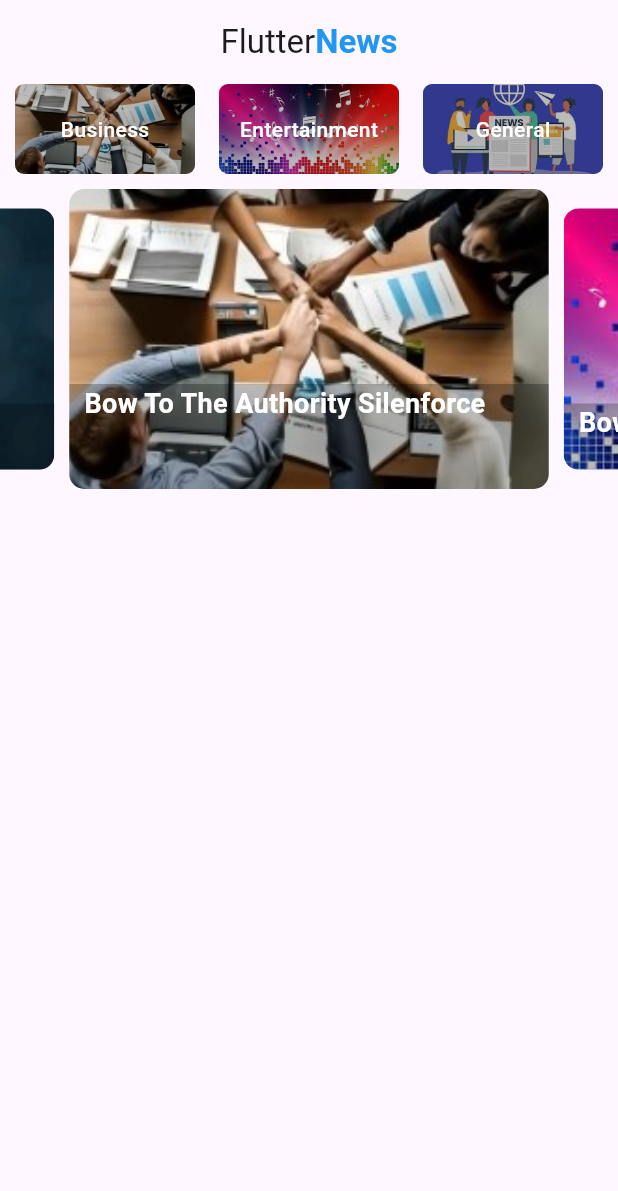
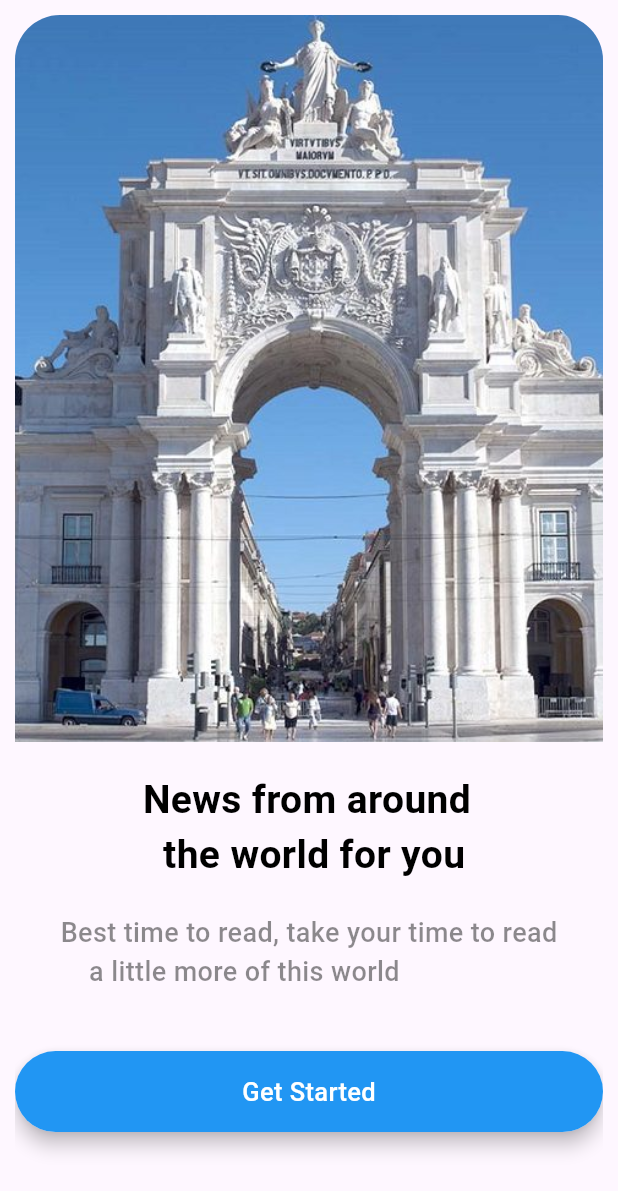
Before and after one commit to mahdiabouzeid/The-Update, a Flutter app: the screen it shows after launch, on a phone screen of 412 x 824 dp. Shown: the top 1191 px of the screen. Run offline on Flutter 3.47's test engine with Material 3 defaults, Android fonts, the phone set to English and light mode, and no system bars; drawn by our look-alikes of carousel_slider; our stand-ins replace smooth_page_indicator.

Commit message:
finished landing page

```diff
--- a/lib/main.dart
+++ b/lib/main.dart
@@ -1,5 +1,6 @@
 import 'package:flutter/material.dart';
 import 'package:newsapp/pages/home.dart';
+import 'package:newsapp/pages/landing_page.dart';
 
 void main() {
   runApp(const MyApp());
@@ -17,7 +18,7 @@ class _MyAppState extends State<MyApp> {
   Widget build(BuildContext context) {
     return MaterialApp(
       debugShowCheckedModeBanner: false,
-      home: Home(),
+      home: LandingPage()
     );
   }
 }
--- /dev/null
+++ b/lib/pages/landing_page.dart
@@ -0,0 +1,79 @@
+import 'package:flutter/material.dart';
+class LandingPage extends StatefulWidget {
+  const LandingPage({super.key});
+
+  @override
+  State<LandingPage> createState() => _LandingPageState();
+}
+
+class _LandingPageState extends State<LandingPage> {
+  @override
+  Widget build(BuildContext context) {
+    return Scaffold(
+      body: Container(
+        margin: EdgeInsets.symmetric(horizontal: 10.0,vertical: 10.0),
+        child: ClipRRect(
+          borderRadius: BorderRadius.circular(30),
+          child: Column(
+
+            children: [
+              Image.asset(
+                "images/lan.jpg",
+                width: MediaQuery.of(context).size.width,
+                height: MediaQuery.of(context).size.height/1.7,
+                fit: BoxFit.cover
+              ),
+              SizedBox(
+                height: 20.0,
+              ),
+              Text(
+                "News from around\n  the world for you ",
+                style: TextStyle(
+                  color: Colors.black,
+                  fontSize: 26.0,
+                  fontWeight: FontWeight.bold
+                )
+              ),
+              SizedBox(height: 20.0,),
+              Text(
+                "Best time to read, take your time to read\n    a little more of this world ",
+                style: TextStyle(
+                  color: Colors.black45,
+                  fontSize: 18.0,
+                  fontWeight: FontWeight.w500
+                )
+              ),
+              SizedBox(height: 40.0,),
+              Container(
+                width: MediaQuery.of(context).size.width,
+                child: Material(
+                  elevation: 5.0,
+                  borderRadius: BorderRadius.circular(30),
+                  child: Container(
+                    padding: EdgeInsets.symmetric(vertical: 15.0),
+
+                    decoration: BoxDecoration(
+                      color: Colors.blue,
+                      borderRadius: BorderRadius.circular(30.0)
+
+                    ),
+                    child:
+                    Center(
+                      child: Text("Get Started",
+                      style:  TextStyle(
+                        color: Colors.white,
+                        fontSize: 17.0,
+                        fontWeight: FontWeight.w500
+                      ),),
+                    ),
+                  ),
+                ),
+              )
+            ],
+          ),
+        ),
+
+      ),
+    );
+  }
+}
```
Also changed, not shown: lib/pages/home.dart (+133 -4 lines), pubspec.yaml (+4 -4 lines), fonts/Pacifico-Regular.ttf (added), images/lan.jpg (added).
